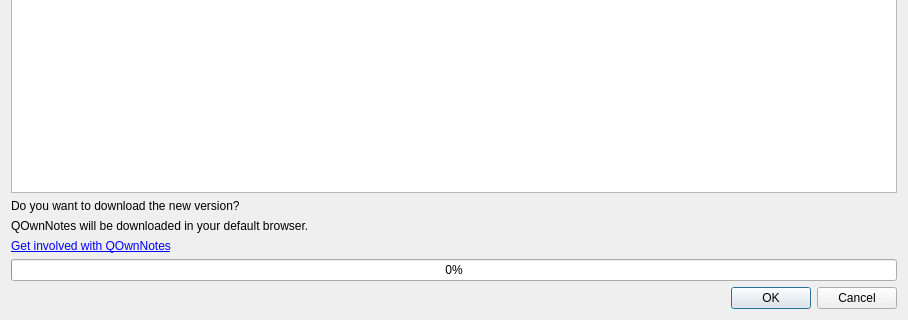
Qt form src/dialogs/updatedialog.ui (pbek/QOwnNotes) before a commit; both pictures show x 0 to 908 and y 307 to 627 of the 908 by 627 pixel window.
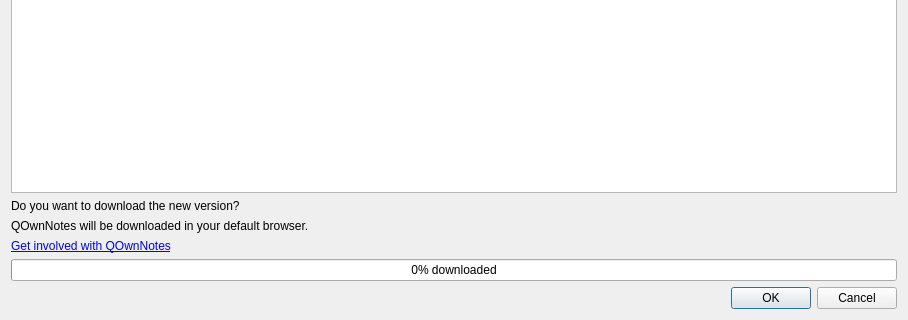
The same form after that commit. Icons and pictures are not drawn.

Patch:
```diff
--- a/src/dialogs/updatedialog.ui
+++ b/src/dialogs/updatedialog.ui
@@ -92,6 +92,9 @@
        <property name="value">
         <number>0</number>
        </property>
+       <property name="format">
+        <string>%p% downloaded</string>
+       </property>
       </widget>
      </item>
      <item>
```
